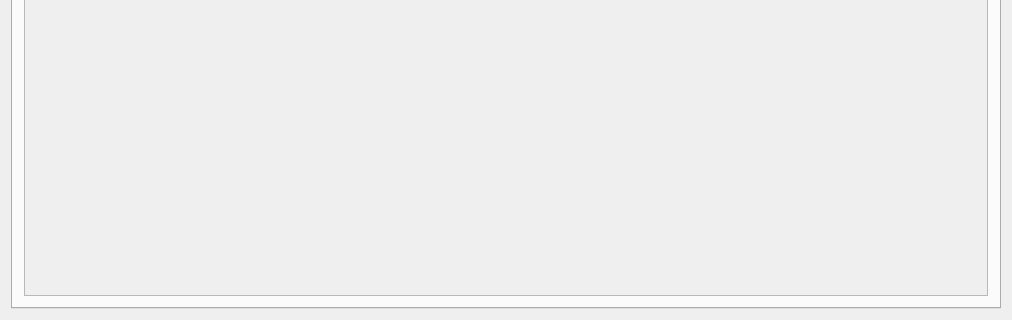
alica-labs/aspsuite, file knowledgebase_creator/ui/knowledgebasecreator.ui: the form before one commit; both pictures show x 0 to 1012 and y 440 to 760 of the 1012 by 760 pixel window.
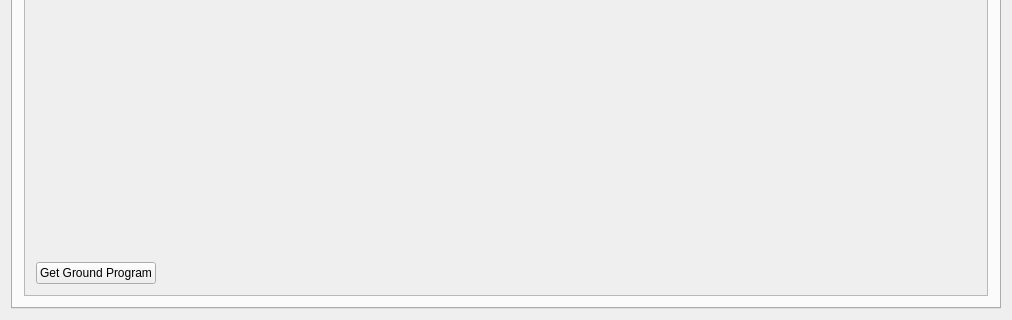
The form after the commit. The open tabs and pages were chosen to show the change.

Commit message: working on showing ground program

What changed in the file:
```diff
--- a/knowledgebase_creator/ui/knowledgebasecreator.ui
+++ b/knowledgebase_creator/ui/knowledgebasecreator.ui
@@ -351,14 +351,50 @@
               <height>382</height>
              </rect>
             </property>
-            <layout class="QHBoxLayout" name="horizontalLayout_12">
+            <layout class="QVBoxLayout" name="verticalLayout_5">
              <item>
               <widget class="QLabel" name="programLabel">
+               <property name="sizePolicy">
+                <sizepolicy hsizetype="Preferred" vsizetype="Expanding">
+                 <horstretch>0</horstretch>
+                 <verstretch>0</verstretch>
+                </sizepolicy>
+               </property>
                <property name="text">
                 <string/>
                </property>
               </widget>
              </item>
+             <item>
+              <layout class="QHBoxLayout" name="horizontalLayoutProgram">
+               <property name="sizeConstraint">
+                <enum>QLayout::SetMinimumSize</enum>
+               </property>
+               <item>
+                <widget class="QPushButton" name="getGrdProgramBtn">
+                 <property name="text">
+                  <string>Get Ground Program</string>
+                 </property>
+                </widget>
+               </item>
+               <item>
+                <spacer name="horizontalSpacer_2">
+                 <property name="orientation">
+                  <enum>Qt::Horizontal</enum>
+                 </property>
+                 <property name="sizeType">
+                  <enum>QSizePolicy::Expanding</enum>
+                 </property>
+                 <property name="sizeHint" stdset="0">
+                  <size>
+                   <width>0</width>
+                   <height>0</height>
+                  </size>
+                 </property>
+                </spacer>
+               </item>
+              </layout>
+             </item>
             </layout>
            </widget>
           </widget>
```
Left out of the diff: 2 changed lines with no effect on the pictures. The commit also changes 9 other files.
